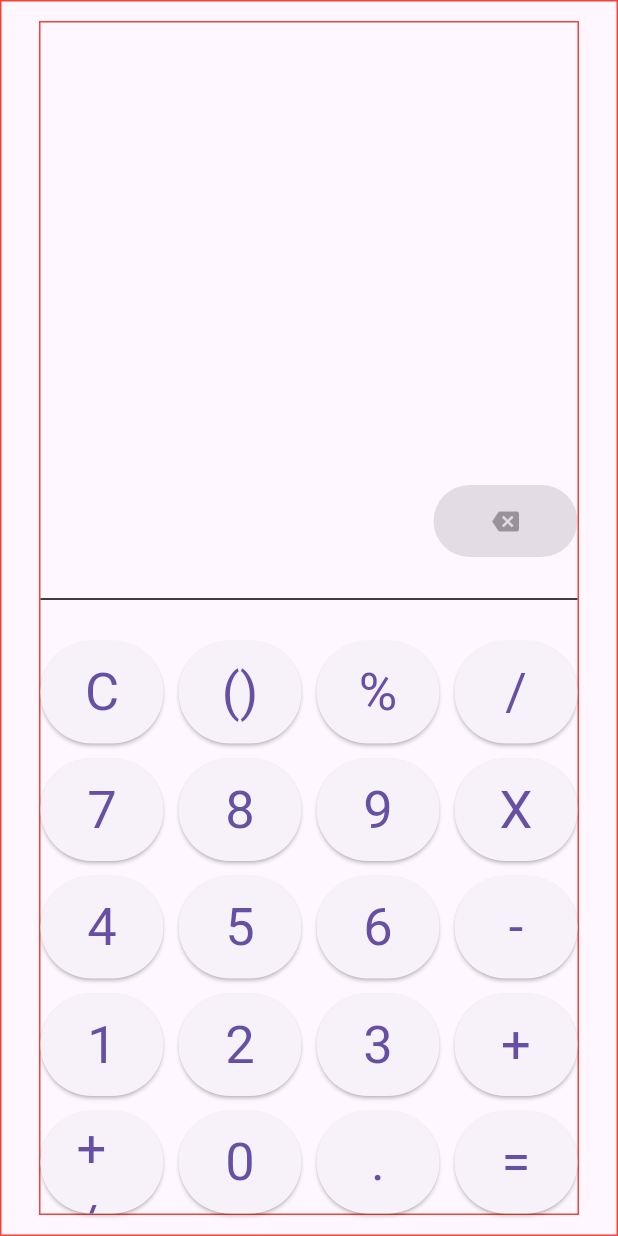
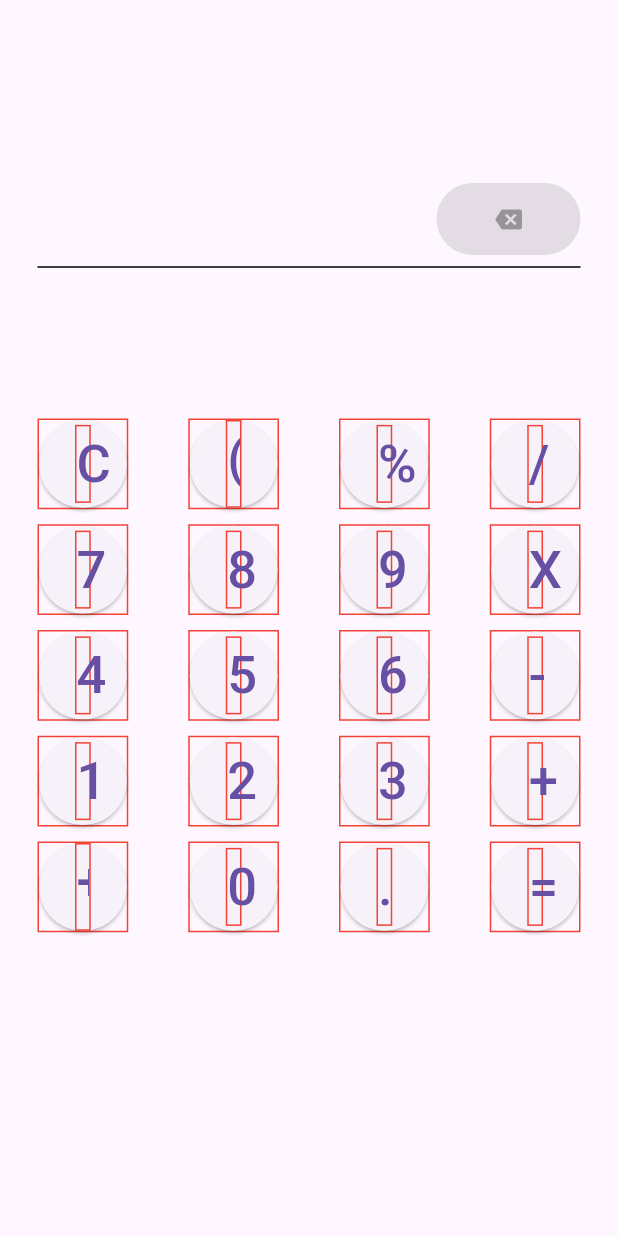
Before and after one commit to tulsi1729/calculator, a Flutter app: the screen it shows after launch, on a phone screen of 412 x 824 dp. Run offline on Flutter 3.47's test engine with Material 3 defaults, Android fonts, the phone set to English and light mode, and no system bars; missing offline and left inert: function_tree.

Commit message:
calculator wip

```diff
--- a/lib/calculator.dart
+++ b/lib/calculator.dart
@@ -1,17 +1,23 @@
-import 'dart:async';
-
 import 'package:calculator/red_container.dart';
+import 'package:flutter/cupertino.dart';
 import 'package:flutter/material.dart';
+import 'package:flutter/widgets.dart';
 import 'package:function_tree/function_tree.dart';
 
-class Calculator extends StatelessWidget {
+class Calculator extends StatefulWidget {
   const Calculator({super.key});
 
+  @override
+  State<Calculator> createState() => _CalculatorState();
+}
+
+class _CalculatorState extends State<Calculator> {
   @override
   Widget build(BuildContext context) {
     const padding = EdgeInsets.symmetric(horizontal: 25, vertical: 13);
     final equationController = TextEditingController();
     final seekAnswerController = TextEditingController(text: "");
+
     const digitList = [
       "C",
       "()",
@@ -37,11 +43,12 @@ class Calculator extends StatelessWidget {
 
     return SafeArea(
       child: Scaffold(
-        body: RedContainer(
-          child: Container(
+        body: Container(
           padding: padding,
           child: Expanded(
-              child: RedContainer(
+            child: Column(
+              children: [
+                Flexible(
                   child: Column(
                     children: [
                       TextField(
@@ -55,9 +62,9 @@ class Calculator extends StatelessWidget {
                         showCursor: true,
                         readOnly: true,
                       ),
-                    const SizedBox(
-                      height: 10,
-                    ),
+                      // const SizedBox(
+                      //   height: 10,
+                      // ),
                       TextField(
                         controller: seekAnswerController,
                         textAlign: TextAlign.right,
@@ -68,7 +75,7 @@ class Calculator extends StatelessWidget {
                         ),
                         readOnly: true,
                       ),
-                    const Spacer(),
+                      // const Spacer(),
                       Row(
                         mainAxisAlignment: MainAxisAlignment.end,
                         children: [
@@ -79,8 +86,8 @@ class Calculator extends StatelessWidget {
                                 if (equationController.text.isEmpty) {
                                   return;
                                 }
-                              equationController.text = equationController.text
-                                  .substring(
+                                equationController.text =
+                                    equationController.text.substring(
                                         0, equationController.text.length - 1);
                                 try {
                                   seekAnswerController.text = equationController
@@ -96,21 +103,37 @@ class Calculator extends StatelessWidget {
                           ),
                         ],
                       ),
-                    const SizedBox(
-                      height: 20,
+                      // const SizedBox(
+                      //   height: 20,
+                      // ),
+                      const Divider(color: Colors.black),
+                      // const SizedBox(
+                      //   height: 20,
+                      // ),
+                    ],
                   ),
-                    const Divider(color: Colors.black),
-                    const SizedBox(
-                      height: 20,
                 ),
-                    GridView.count(
+                gridView(digitList, equationController, seekAnswerController),
+              ],
+            ),
+          ),
+        ),
+      ),
+    );
+  }
+
+  Flexible gridView(
+      List<String> digitList,
+      TextEditingController equationController,
+      TextEditingController seekAnswerController) {
+    return Flexible(
+      flex: 2,
+      child: GridView.count(
         physics: const NeverScrollableScrollPhysics(),
         crossAxisCount: 4,
-                      shrinkWrap: true,
-                      childAspectRatio: 3 / 2.5,
         //TODO: remove child aspectRatio
         mainAxisSpacing: 10,
-                      crossAxisSpacing: 10,
+        crossAxisSpacing: 40,
         children: digitList.map(
           (digitLabel) {
             return DigitButton(
@@ -120,19 +143,12 @@ class Calculator extends StatelessWidget {
             );
           },
         ).toList(),
-                    )
-                  ],
-                ),
-              ),
-            ),
-          ),
-        ),
       ),
     );
   }
 }
 
-class DigitButton extends StatelessWidget {
+class DigitButton extends StatefulWidget {
   const DigitButton({
     super.key,
     required this.digitLabel,
@@ -143,26 +159,73 @@ class DigitButton extends StatelessWidget {
   final String digitLabel;
   final TextEditingController equationController;
   final TextEditingController seekAnswerController;
+
+  @override
+  State<DigitButton> createState() => _DigitButtonState();
+}
+
+class _DigitButtonState extends State<DigitButton> {
+  // double _fontSize = 24.0;
+  final _fontMaxSize = 24.0;
+  final _fontMinSize = 35.0;
+  bool _pressed = false;
+
+  void _handleTapDown(_) {
+    setState(() {
+      _pressed = true;
+    });
+  }
+
+  void _handleTapUp(_) {
+    setState(() {
+      _pressed = false;
+    });
+  }
+
   @override
   Widget build(BuildContext context) {
     void evaluateEquation() {
-      String text = equationController.text;
-      equationController.text = text.interpret().toString();
+      String text = widget.equationController.text;
+      widget.equationController.text = text.interpret().toString();
     }
 
-    return ElevatedButton(
-      child: Text(digitLabel,
-          style: const TextStyle(fontSize: 35, fontWeight: FontWeight.w400)),
+    return GestureDetector(
+      onTapDown: _handleTapDown,
+      onTapUp: _handleTapUp,
+      onTapCancel: () {
+        setState(() {
+          _pressed = false;
+        });
+      },
+      child: AnimatedContainer(
+        duration: const Duration(milliseconds: 120),
+        child: RedContainer(
+          child: ElevatedButton(
+            style: ElevatedButton.styleFrom(
+                // shape: RoundedRectangleBorder(
+                //   // borderRadius:
+                //   //     BorderRadius., // Adjust as per your requirement
+                // ),
+                // padding: const EdgeInsets.symmetric(horizontal: 0, vertical: 10),
+                ),
+            child: RedContainer(
+              child: Text(
+                widget.digitLabel,
+                style: TextStyle(
+                  fontSize: _pressed ? _fontMaxSize : _fontMinSize,
+                ),
+              ),
+            ),
             onPressed: () {
-        switch (digitLabel) {
+              switch (widget.digitLabel) {
                 case "C":
-            equationController.clear();
+                  widget.equationController.clear();
                   break;
                 case "()":
                   //
                   break;
                 case "X":
-            equationController.text += "*";
+                  widget.equationController.text += "*";
                   break;
                 case "+/-":
                   //
@@ -171,16 +234,19 @@ class DigitButton extends StatelessWidget {
                   evaluateEquation();
                   break;
                 default:
-            equationController.text += digitLabel;
+                  widget.equationController.text += widget.digitLabel;
               }
               try {
-          String text = equationController.text;
+                String text = widget.equationController.text;
                 String answer = text.interpret().toString();
-          seekAnswerController.text = answer;
+                widget.seekAnswerController.text = answer;
               } catch (error) {
-          seekAnswerController.text = "";
+                widget.seekAnswerController.text = "";
               }
             },
+          ),
+        ),
+      ),
     );
   }
 }
```
Also changed, not shown: firebase.json (added), 3 other files. Lines whose indentation alone changed are shown as unchanged.
